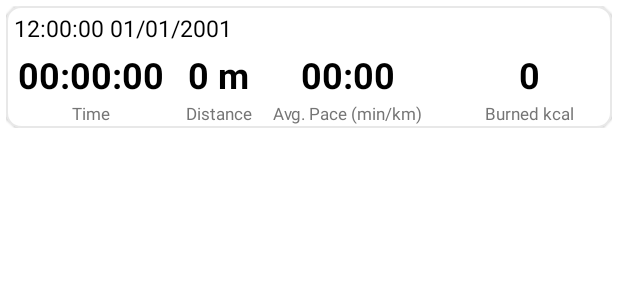
After one commit to rm46627/runControl, an Android app: the layout row_layout_history.xml on its own in the app's theme, with its tools: preview values and no code run, on a phone screen of 412 x 824 dp. The commit adds this screen. Shown: the top 300 px of the screen. Run offline under Robolectric (Android 15) with nearby library versions, the phone set to English and light mode, and no system bars.

Commit message:
created layouts and recylerView for history tab

```diff
--- /dev/null
+++ b/app/src/main/java/com/example/runcontrol/bindingadapters/BindingAdapters.kt
@@ -0,0 +1,5 @@
+package com.example.runcontrol.bindingadapters
+
+import android.widget.TextView
+import androidx.databinding.BindingAdapter
+import com.example.runcontrol.ui.maps.MapsUtil
--- a/app/src/main/java/com/example/runcontrol/database/entities/RunEntity.kt
+++ b/app/src/main/java/com/example/runcontrol/database/entities/RunEntity.kt
@@ -15,6 +15,7 @@ class RunEntity (
     var date: String,
     var time: Int,
     var distanceMeters: Double,
+    var pace: Double,
     var burnedKcal: Int,
     var locations: List<LatLng>
 ): Parcelable
--- a/app/src/main/java/com/example/runcontrol/ui/maps/MapsFragment.kt
+++ b/app/src/main/java/com/example/runcontrol/ui/maps/MapsFragment.kt
@@ -338,6 +338,7 @@ class MapsFragment : Fragment(), OnMapReadyCallback, GoogleMap.OnMyLocationButto
             TrackerService.date.value!!,
             TrackerService.time.value!!,
             TrackerService.distanceMeters.value!!,
+            TrackerService.avgPaceTime.value!!,
             TrackerService.burnedKcal.value!!,
             locationList
         )
--- a/app/src/main/java/com/example/runcontrol/ui/result/ResultViewModel.kt
+++ b/app/src/main/java/com/example/runcontrol/ui/result/ResultViewModel.kt
@@ -2,8 +2,6 @@ package com.example.runcontrol.ui.result
 
 import android.app.Application
 import androidx.lifecycle.AndroidViewModel
-import androidx.lifecycle.LiveData
-import androidx.lifecycle.asLiveData
 import androidx.lifecycle.viewModelScope
 import com.example.runcontrol.database.Repository
 import com.example.runcontrol.database.entities.RunEntity
@@ -18,7 +16,6 @@ class ResultViewModel @Inject constructor(
     application: Application
 ) : AndroidViewModel(application) {
 
-    val readRuns: LiveData<List<RunEntity>> = repository.local.readRuns().asLiveData()
     var dateStarted = ""
     var wasSaved = false
 
--- a/app/src/main/res/layout/fragment_maps.xml
+++ b/app/src/main/res/layout/fragment_maps.xml
@@ -8,7 +8,7 @@
         android:layout_height="match_parent">
 
         <TextView
-            android:id="@+id/time_textView"
+            android:id="@+id/timeValue"
             android:layout_width="wrap_content"
             android:layout_height="wrap_content"
             android:layout_marginTop="8dp"
@@ -28,7 +28,7 @@
             app:layout_constraintEnd_toEndOf="parent"
             app:layout_constraintHorizontal_bias="0.5"
             app:layout_constraintStart_toStartOf="parent"
-            app:layout_constraintTop_toBottomOf="@+id/time_textView" />
+            app:layout_constraintTop_toBottomOf="@+id/timeValue" />
 
         <TextView
             android:id="@+id/distance_textView"
--- a/app/src/main/res/layout/fragment_result.xml
+++ b/app/src/main/res/layout/fragment_result.xml
@@ -37,7 +37,7 @@
             app:layout_constraintTop_toBottomOf="@+id/distance_textView" />
 
         <TextView
-            android:id="@+id/time_textView"
+            android:id="@+id/timeValue"
             android:layout_width="wrap_content"
             android:layout_height="wrap_content"
             android:layout_marginTop="8dp"
@@ -58,7 +58,7 @@
             app:layout_constraintEnd_toEndOf="parent"
             app:layout_constraintHorizontal_bias="0.5"
             app:layout_constraintStart_toStartOf="parent"
-            app:layout_constraintTop_toBottomOf="@+id/time_textView" />
+            app:layout_constraintTop_toBottomOf="@+id/timeValue" />
 
         <TextView
             android:id="@+id/date_textView"
--- /dev/null
+++ b/app/src/main/res/layout/row_layout_history.xml
@@ -0,0 +1,148 @@
+<?xml version="1.0" encoding="utf-8"?>
+
+<layout xmlns:tools="http://schemas.android.com/tools"
+    xmlns:app="http://schemas.android.com/apk/res-auto"
+    xmlns:android="http://schemas.android.com/apk/res/android">
+
+    <androidx.constraintlayout.widget.ConstraintLayout
+        android:id="@+id/runRowLayout"
+        android:layout_width="match_parent"
+        android:layout_height="wrap_content"
+        android:orientation="horizontal"
+        app:layout_constraintEnd_toStartOf="@+id/run_cardView"
+        app:layout_constraintStart_toStartOf="@+id/run_cardView"
+        android:layout_marginTop="4dp"
+        android:layout_marginBottom="4dp"
+        android:layout_marginHorizontal="4dp">
+
+        <com.google.android.material.card.MaterialCardView
+            android:id="@+id/run_cardView"
+            android:layout_width="match_parent"
+            android:layout_height="wrap_content"
+            style="@style/card_stroke"
+            app:layout_constraintBottom_toBottomOf="parent"
+            app:layout_constraintEnd_toEndOf="parent"
+            app:layout_constraintStart_toStartOf="parent"
+            app:layout_constraintTop_toTopOf="parent">
+
+            <androidx.constraintlayout.widget.ConstraintLayout
+                android:layout_width="match_parent"
+                android:layout_height="match_parent">
+
+                <TextView
+                    android:id="@+id/dateValue_textView"
+                    android:layout_width="wrap_content"
+                    android:layout_height="0dp"
+                    android:layout_marginTop="4dp"
+                    android:text="@string/date_placeholder"
+                    android:textColor="@color/black"
+                    android:textSize="15sp"
+                    app:layout_constraintEnd_toEndOf="parent"
+                    app:layout_constraintHorizontal_bias="0.02"
+                    app:layout_constraintStart_toStartOf="parent"
+                    app:layout_constraintTop_toTopOf="parent" />
+
+                <TextView
+                    android:id="@+id/time_textView"
+                    android:layout_width="wrap_content"
+                    android:layout_height="wrap_content"
+                    android:layout_marginTop="2dp"
+                    android:text="@string/time"
+                    style="@style/small_text"
+                    app:layout_constraintEnd_toEndOf="@+id/timeValue_textView"
+                    app:layout_constraintStart_toStartOf="@+id/timeValue_textView"
+                    app:layout_constraintTop_toBottomOf="@+id/timeValue_textView" />
+
+                <TextView
+                    android:id="@+id/timeValue_textView"
+                    android:layout_width="wrap_content"
+                    android:layout_height="wrap_content"
+                    android:layout_marginStart="8dp"
+                    android:layout_marginTop="4dp"
+                    android:text="@string/time_placeholder"
+                    android:textColor="@color/black"
+                    android:textSize="24sp"
+                    android:textStyle="bold"
+                    app:layout_constraintStart_toStartOf="parent"
+                    app:layout_constraintTop_toBottomOf="@+id/dateValue_textView" />
+
+                <TextView
+                    android:id="@+id/distance_textView"
+                    android:layout_width="wrap_content"
+                    android:layout_height="wrap_content"
+                    android:layout_marginTop="2dp"
+                    android:text="@string/distance_textView"
+                    style="@style/small_text"
+                    app:layout_constraintEnd_toEndOf="@+id/distanceValue_textView"
+                    app:layout_constraintStart_toStartOf="@+id/distanceValue_textView"
+                    app:layout_constraintTop_toBottomOf="@+id/distanceValue_textView" />
+
+                <TextView
+                    android:id="@+id/distanceValue_textView"
+                    android:layout_width="wrap_content"
+                    android:layout_height="wrap_content"
+                    android:layout_marginStart="16dp"
+                    android:text="@string/distance_placeholder"
+                    android:textColor="@color/black"
+                    android:textSize="24sp"
+                    android:textStyle="bold"
+                    app:layout_constraintStart_toEndOf="@+id/timeValue_textView"
+                    app:layout_constraintTop_toTopOf="@+id/timeValue_textView" />
+
+                <TextView
+                    android:id="@+id/pace_textView"
+                    style="@style/small_text"
+                    android:layout_width="wrap_content"
+                    android:layout_height="wrap_content"
+                    android:layout_marginStart="16dp"
+                    android:layout_marginTop="2dp"
+                    android:text="@string/pace_textView"
+                    app:layout_constraintStart_toEndOf="@+id/distanceValue_textView"
+                    app:layout_constraintTop_toBottomOf="@+id/paceValue_textView" />
+
+                <TextView
+                    android:id="@+id/paceValue_textView"
+                    android:layout_width="wrap_content"
+                    android:layout_height="wrap_content"
+                    android:text="@string/pace_placeholder"
+                    android:textColor="@color/black"
+                    android:textSize="24sp"
+                    android:textStyle="bold"
+                    app:layout_constraintBottom_toTopOf="@+id/pace_textView"
+                    app:layout_constraintEnd_toEndOf="@+id/pace_textView"
+                    app:layout_constraintStart_toStartOf="@+id/pace_textView"
+                    app:layout_constraintTop_toTopOf="@+id/distanceValue_textView" />
+
+                <TextView
+                    android:id="@+id/calories_textView"
+                    style="@style/small_text"
+                    android:layout_width="wrap_content"
+                    android:layout_height="wrap_content"
+                    android:layout_marginStart="16dp"
+                    android:layout_marginTop="2dp"
+                    android:layout_marginBottom="2dp"
+                    android:text="@string/burned_kcal_textView"
+                    app:layout_constraintBottom_toBottomOf="parent"
+                    app:layout_constraintEnd_toEndOf="parent"
+                    app:layout_constraintStart_toEndOf="@+id/pace_textView"
+                    app:layout_constraintTop_toBottomOf="@+id/caloriesValue_textView" />
+
+                <TextView
+                    android:id="@+id/caloriesValue_textView"
+                    android:layout_width="wrap_content"
+                    android:layout_height="wrap_content"
+                    android:text="@string/calories_placeholder"
+                    android:textColor="@color/black"
+                    android:textSize="24sp"
+                    android:textStyle="bold"
+                    app:layout_constraintEnd_toEndOf="@+id/calories_textView"
+                    app:layout_constraintStart_toStartOf="@+id/calories_textView"
+                    app:layout_constraintTop_toTopOf="@+id/paceValue_textView" />
+
+            </androidx.constraintlayout.widget.ConstraintLayout>
+
+
+        </com.google.android.material.card.MaterialCardView>
+
+    </androidx.constraintlayout.widget.ConstraintLayout>
+</layout>
--- a/app/src/main/res/navigation/nav_graph.xml
+++ b/app/src/main/res/navigation/nav_graph.xml
@@ -44,6 +44,6 @@
         android:id="@+id/historyFragment"
         android:name="com.example.runcontrol.ui.history.HistoryFragment"
         android:label="Control"
-        tools:layout="@layout/fragment_history" >
+        tools:layout="@layout/row_layout_history" >
     </fragment>
 </navigation>
--- a/app/src/main/res/values/colors.xml
+++ b/app/src/main/res/values/colors.xml
@@ -21,8 +21,11 @@
     <color name="lightGray">#F9F9F9</color>
     <color name="lightMediumGray">#80D1D1D1</color>
     <color name="mediumGray">#D1D1D1</color>
+    <color name="mediumGray2">#757575</color>
     <color name="darkGray">#4B4B4B</color>
     <color name="dark">#313C44</color>
     <color name="darker">#151B20</color>
     <color name="black">#FF000000</color>
+
+    <color name="strokeColor">@color/lightMediumGray</color>
 </resources>
--- a/app/src/main/res/values/strings.xml
+++ b/app/src/main/res/values/strings.xml
@@ -29,4 +29,6 @@
     <string name="save_btn">Save</string>
     <string name="result_btn">Result</string>
     <string name="save_btn_saved">Saved</string>
+    <string name="time">Time</string>
+    <string name="pace_rowLayout">(min/km)</string>
 </resources>
--- /dev/null
+++ b/app/src/main/res/values/styles.xml
@@ -0,0 +1,15 @@
+<?xml version="1.0" encoding="utf-8"?>
+<resources>
+
+    <style name="card_stroke">
+        <item name="strokeWidth">1dp</item>
+        <item name="strokeColor">@color/strokeColor</item>
+        <item name="cardCornerRadius">10dp</item>
+    </style>
+
+    <style name="small_text">
+        <item name="android:textColor">@color/mediumGray2</item>
+        <item name="android:textSize">11sp</item>
+    </style>
+
+</resources>
```
Also changed, not shown: app/src/main/java/com/example/runcontrol/MainViewModel.kt (added, +20 -0 lines), app/src/main/java/com/example/runcontrol/RunsDiffUtil.kt (added, +26 -0 lines), app/src/main/java/com/example/runcontrol/bindingadapters/MapsBindingAdapter.kt (deleted, +0 -18 lines), app/src/main/java/com/example/runcontrol/service/TrackerService.kt (+5 -3 lines), app/src/main/java/com/example/runcontrol/ui/history/HistoryAdapter.kt (+68 -34 lines), app/src/main/java/com/example/runcontrol/ui/history/HistoryFragment.kt (+26 -40 lines), app/src/main/res/layout/fragment_history.xml (deleted, +0 -20 lines), app/src/main/res/layout/fragment_history_list.xml (+20 -11 lines).
